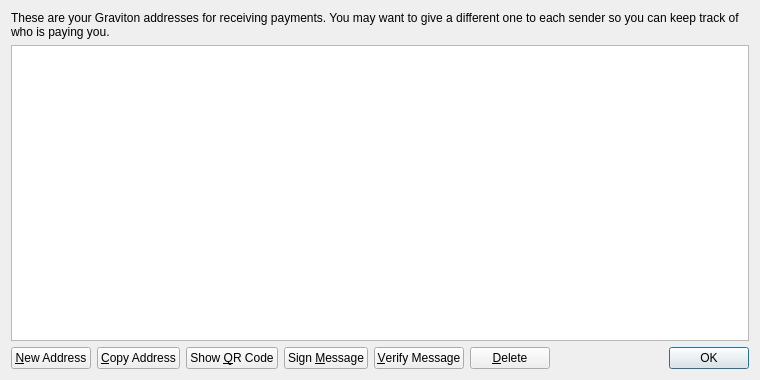
Above: src/qt/forms/addressbookpage.ui from whatisthiseven/difftest before the change. Below: the same form after it.
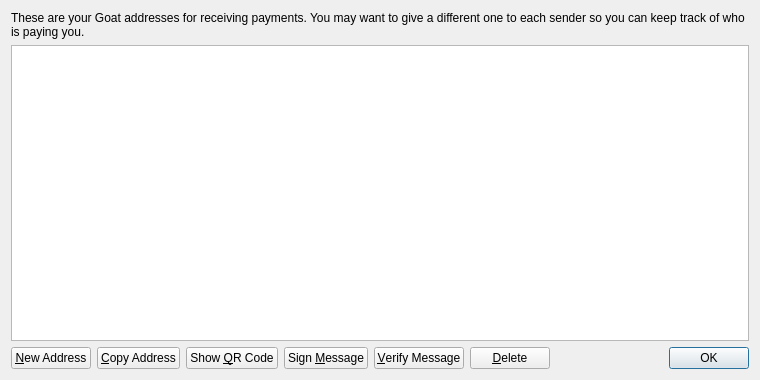
That is the form after the change.

Commit message: diff test with goat

The edit to the form file:
```diff
--- a/src/qt/forms/addressbookpage.ui
+++ b/src/qt/forms/addressbookpage.ui
@@ -17,7 +17,7 @@
    <item>
     <widget class="QLabel" name="labelExplanation">
      <property name="text">
-      <string>These are your Graviton addresses for receiving payments. You may want to give a different one to each sender so you can keep track of who is paying you.</string>
+      <string>These are your Goat addresses for receiving payments. You may want to give a different one to each sender so you can keep track of who is paying you.</string>
      </property>
      <property name="textFormat">
       <enum>Qt::PlainText</enum>
```
Left out of the diff: 4 changed lines with no effect on the pictures. The commit also changes 253 other files.
